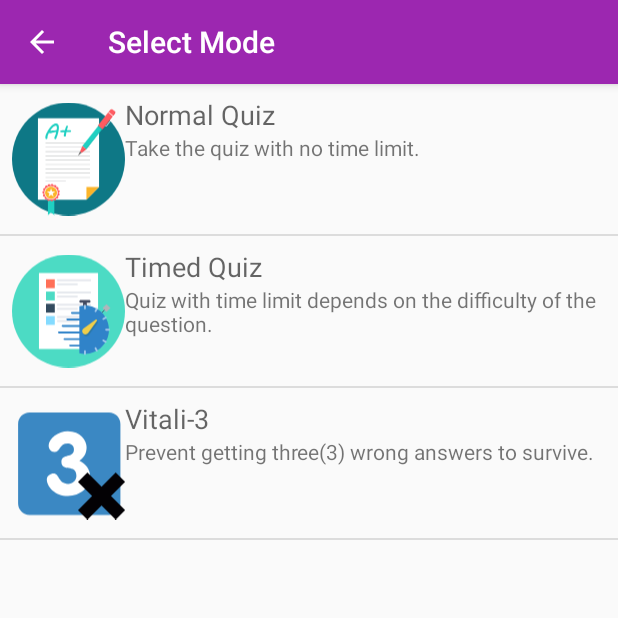
After one commit to arenasjerome50/engineering-reviewer, an Android app: the QuizModeActivity screen opened directly, with no data from a screen before it, on a phone screen of 412 x 824 dp, the top half of it. The commit adds this screen. Run offline under Robolectric (Android 15) with nearby library versions, the light colour scheme and no system bars.

Commit message:
Added QuizModeActivity.

```diff
--- a/app/src/main/AndroidManifest.xml
+++ b/app/src/main/AndroidManifest.xml
@@ -27,6 +27,9 @@
                 <category android:name="android.intent.category.LAUNCHER" />
             </intent-filter>
         </activity>
+        <activity android:name=".QuizModeActivity"
+            android:label="Select Mode"
+            android:theme="@style/AppTheme.NoActionBar" />
         <activity
             android:name=".TopicListActivity"
             android:label="@string/title_activity_topic_list"
--- a/app/src/main/java/com/philcst/www/engineeringreviewer/ExitDialogFragment.java
+++ b/app/src/main/java/com/philcst/www/engineeringreviewer/ExitDialogFragment.java
@@ -16,6 +16,7 @@ public class ExitDialogFragment extends DialogFragment {
                 .setPositiveButton("Yes", new DialogInterface.OnClickListener() {
                     @Override
                     public void onClick(DialogInterface dialog, int which) {
+                        dialog.dismiss();
                         getActivity().finish();
                     }
                 })
--- a/app/src/main/java/com/philcst/www/engineeringreviewer/MainActivity.java
+++ b/app/src/main/java/com/philcst/www/engineeringreviewer/MainActivity.java
@@ -51,7 +51,7 @@ public class MainActivity extends AppCompatActivity implements View.OnClickListe
                 break;
             case R.id.btn_start_quiz:
                 // start QuizActivity
-                startActivity(new Intent(MainActivity.this, QuizActivity.class));
+                startActivity(new Intent(MainActivity.this, QuizModeActivity.class));
                 break;
             case R.id.btn_quit:
                 // Exits the app
--- /dev/null
+++ b/app/src/main/java/com/philcst/www/engineeringreviewer/QuizModeActivity.java
@@ -0,0 +1,72 @@
+package com.philcst.www.engineeringreviewer;
+
+import android.os.Bundle;
+import android.support.v7.app.AppCompatActivity;
+import android.support.v7.widget.Toolbar;
+import android.view.MenuItem;
+import android.widget.Toast;
+
+import com.philcst.www.engineeringreviewer.adapter.TopicAdapter;
+import com.philcst.www.engineeringreviewer.data.Topic;
+
+import java.util.ArrayList;
+
+
+public class QuizModeActivity extends AppCompatActivity {
+
+    ArrayList<Topic> modeItems;
+
+    @Override
+    protected void onCreate(Bundle savedInstanceState) {
+        super.onCreate(savedInstanceState);
+        setContentView(R.layout.activity_topic_list);
+        Toolbar toolbar = (Toolbar) findViewById(R.id.toolbar);
+        setSupportActionBar(toolbar);
+
+        // set up the Up button at the action bar
+        if (getSupportActionBar() != null) {
+            getSupportActionBar().setDisplayHomeAsUpEnabled(true);
+        }
+
+        loadModes();
+
+        final TopicListFragment modeList = new TopicListFragment();
+
+        modeList.setTopicAdapter(new TopicAdapter(modeItems, new TopicAdapter.OnItemClickListener() {
+            @Override
+            public void onItemClick(int position) {
+                Toast.makeText(QuizModeActivity.this, "Selected Mode: " + modeItems.get(position), Toast.LENGTH_SHORT).show();
+            }
+        }));
+
+        getSupportFragmentManager().beginTransaction().add(R.id.frame, modeList).commit();
+
+    }
+
+    @Override
+    public boolean onOptionsItemSelected(MenuItem item) {
+        if (item.getItemId() == android.R.id.home) {
+            onBackPressed();
+        }
+        return super.onOptionsItemSelected(item);
+    }
+
+    private void loadModes() {
+        modeItems = new ArrayList<>();
+
+        String[] modes = getResources().getStringArray(R.array.quiz_modes);
+        String[] mode_desc = getResources().getStringArray(R.array.quiz_modes_desc);
+
+        int[] images = {
+                R.drawable.ic_normal_quiz,
+                R.drawable.ic_timed_quiz,
+                R.drawable.ic_vitali_quiz
+        };
+
+        String[] mode_codes = { "normal", "timed", "vitali_3" };
+
+        for (int x = 0; x < modes.length; x++) {
+            modeItems.add(x, new Topic(images[x], modes[x], mode_desc[x], mode_codes[x]));
+        }
+    }
+}
--- a/app/src/main/res/values/strings.xml
+++ b/app/src/main/res/values/strings.xml
@@ -15,4 +15,15 @@
     <string name="_0">0</string>
     <string name="placeholder_text">placeholder_text</string>
     <string name="next">Next</string>
+    <!-- Quiz Modes -->
+    <string-array name="quiz_modes">
+        <item>Normal Quiz</item>
+        <item>Timed Quiz</item>
+        <item>Vitali-3</item>
+    </string-array>
+    <string-array name="quiz_modes_desc">
+        <item>Take the quiz with no time limit.</item>
+        <item>Quiz with time limit depends on the difficulty of the question.</item>
+        <item>Prevent getting three(3) wrong answers to survive.</item>
+    </string-array>
 </resources>
```
